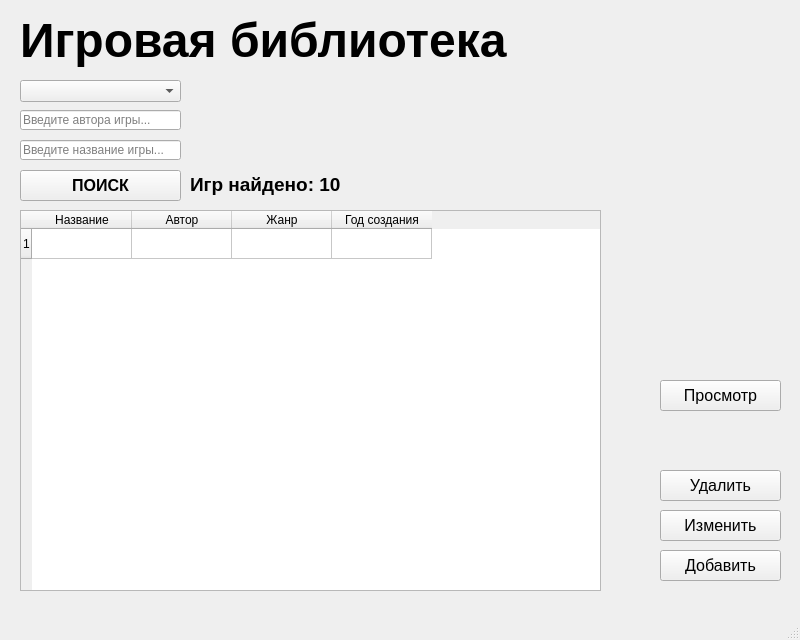
Qt form data/designs/main_window.ui (Woolfer0097/GameLibrary) before a commit.
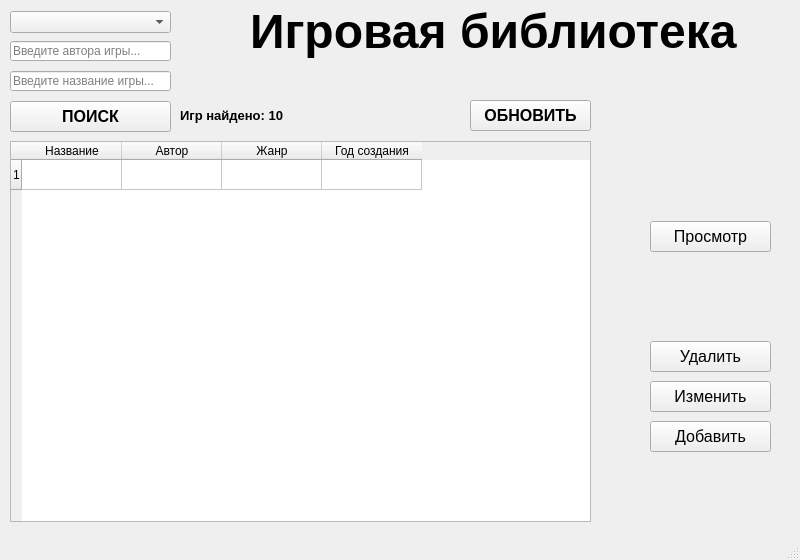
The same form after that commit.

Patch:
```diff
--- a/data/designs/main_window.ui
+++ b/data/designs/main_window.ui
@@ -7,7 +7,7 @@
     <x>0</x>
     <y>0</y>
     <width>800</width>
-    <height>640</height>
+    <height>560</height>
    </rect>
   </property>
   <property name="windowTitle">
@@ -20,8 +20,8 @@
    <widget class="QLineEdit" name="search_name">
     <property name="geometry">
      <rect>
-      <x>20</x>
-      <y>140</y>
+      <x>10</x>
+      <y>71</y>
       <width>161</width>
       <height>20</height>
      </rect>
@@ -33,8 +33,8 @@
    <widget class="QPushButton" name="add_btn">
     <property name="geometry">
      <rect>
-      <x>660</x>
-      <y>550</y>
+      <x>650</x>
+      <y>421</y>
       <width>121</width>
       <height>31</height>
      </rect>
@@ -51,8 +51,8 @@
    <widget class="QPushButton" name="edit_btn">
     <property name="geometry">
      <rect>
-      <x>660</x>
-      <y>510</y>
+      <x>650</x>
+      <y>381</y>
       <width>121</width>
       <height>31</height>
      </rect>
@@ -69,8 +69,8 @@
    <widget class="QPushButton" name="delete_btn">
     <property name="geometry">
      <rect>
-      <x>660</x>
-      <y>470</y>
+      <x>650</x>
+      <y>341</y>
       <width>121</width>
       <height>31</height>
      </rect>
@@ -87,8 +87,8 @@
    <widget class="QPushButton" name="view_btn">
     <property name="geometry">
      <rect>
-      <x>660</x>
-      <y>380</y>
+      <x>650</x>
+      <y>221</y>
       <width>121</width>
       <height>31</height>
      </rect>
@@ -105,8 +105,8 @@
    <widget class="QPushButton" name="search_btn">
     <property name="geometry">
      <rect>
-      <x>20</x>
-      <y>170</y>
+      <x>10</x>
+      <y>101</y>
       <width>161</width>
       <height>31</height>
      </rect>
@@ -125,8 +125,8 @@
    <widget class="QLineEdit" name="search_author">
     <property name="geometry">
      <rect>
-      <x>20</x>
-      <y>110</y>
+      <x>10</x>
+      <y>41</y>
       <width>161</width>
       <height>20</height>
      </rect>
@@ -138,8 +138,8 @@
    <widget class="QComboBox" name="genre_box">
     <property name="geometry">
      <rect>
-      <x>20</x>
-      <y>80</y>
+      <x>10</x>
+      <y>11</y>
       <width>161</width>
       <height>22</height>
      </rect>
@@ -148,8 +148,8 @@
    <widget class="QLabel" name="title_label">
     <property name="geometry">
      <rect>
-      <x>20</x>
-      <y>10</y>
+      <x>250</x>
+      <y>1</y>
       <width>521</width>
       <height>61</height>
      </rect>
@@ -169,8 +169,8 @@
    <widget class="QTableWidget" name="games_table">
     <property name="geometry">
      <rect>
-      <x>20</x>
-      <y>210</y>
+      <x>10</x>
+      <y>141</y>
       <width>581</width>
       <height>381</height>
      </rect>
@@ -204,15 +204,15 @@
    <widget class="QLabel" name="info_label">
     <property name="geometry">
      <rect>
-      <x>190</x>
-      <y>169</y>
+      <x>180</x>
+      <y>100</y>
       <width>411</width>
       <height>31</height>
      </rect>
     </property>
     <property name="font">
      <font>
-      <pointsize>14</pointsize>
+      <pointsize>10</pointsize>
       <weight>75</weight>
       <bold>true</bold>
      </font>
@@ -221,6 +221,26 @@
      <string>Игр найдено: 10</string>
     </property>
    </widget>
+   <widget class="QPushButton" name="update_btn">
+    <property name="geometry">
+     <rect>
+      <x>470</x>
+      <y>100</y>
+      <width>121</width>
+      <height>31</height>
+     </rect>
+    </property>
+    <property name="font">
+     <font>
+      <pointsize>12</pointsize>
+      <weight>75</weight>
+      <bold>true</bold>
+     </font>
+    </property>
+    <property name="text">
+     <string>ОБНОВИТЬ</string>
+    </property>
+   </widget>
   </widget>
   <widget class="QMenuBar" name="menubar">
    <property name="geometry">
```
Left out of the diff: 2 changed lines with no effect on the pictures.
